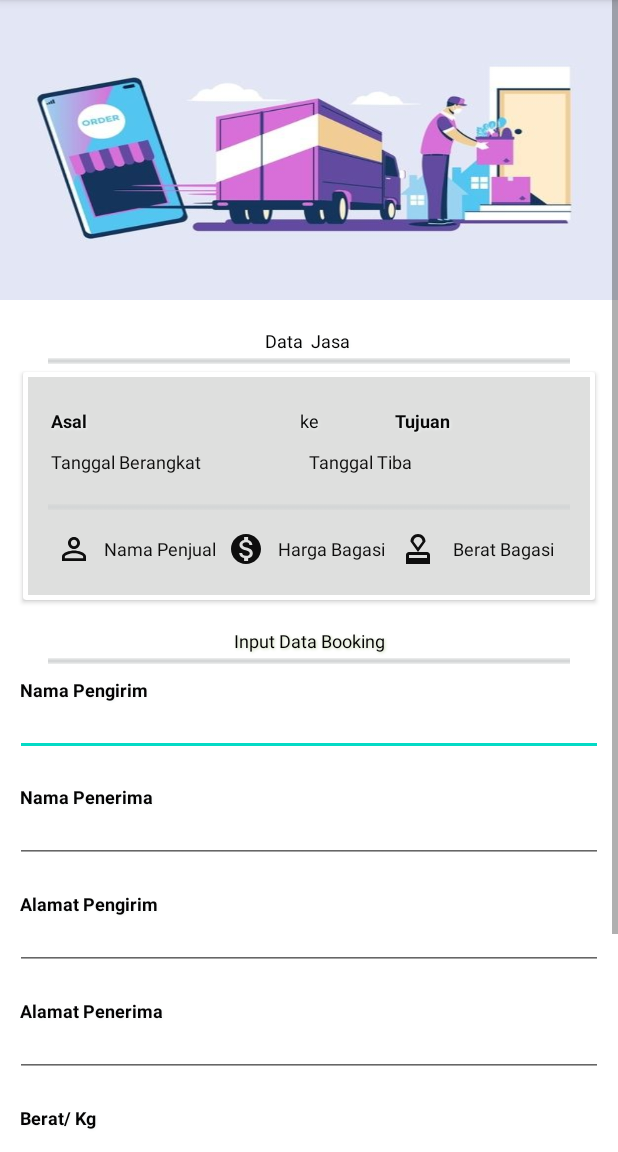
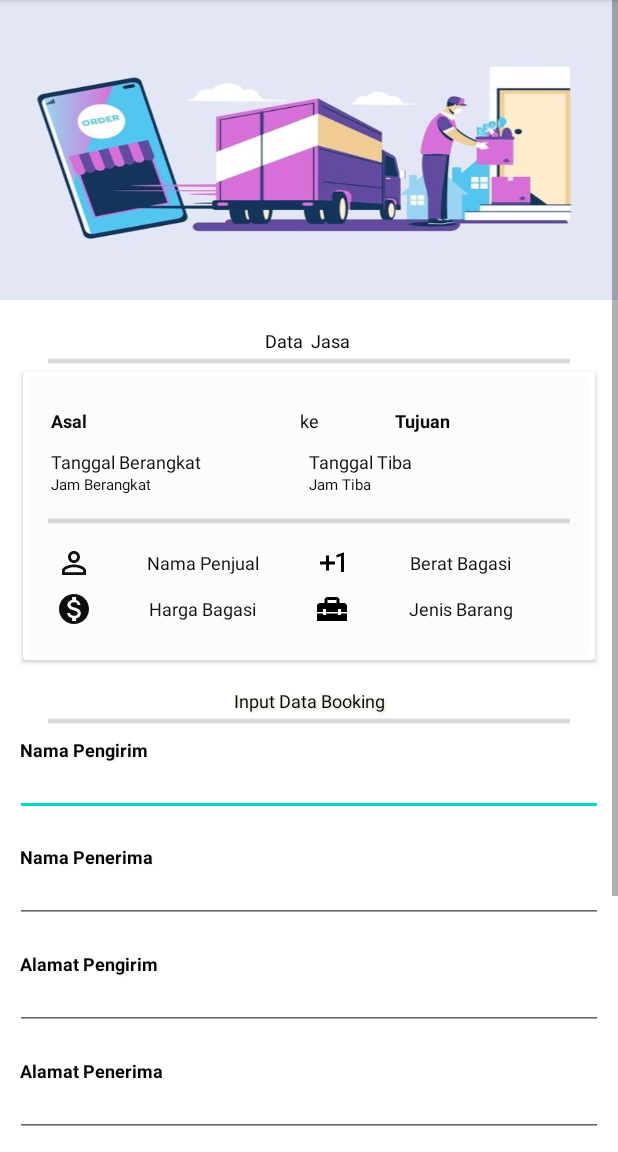
Before and after one commit to CindoddCindy/LuggagesForSeller, an Android app: the InputBookingActivity screen opened directly, with no data from a screen before it, on a phone screen of 412 x 824 dp, the part 84-1236 px from its top. Run offline under Robolectric (Android 15) with nearby library versions, the phone set to English and light mode, and no system bars.

Commit message:
tambha id order di input order

```diff
--- /dev/null
+++ b/_nitipAplicationPembeli/app/src/main/java/com/cindodcindy/nitippembeli/view/adapter/LuggAvAdapter.java
@@ -0,0 +1,33 @@
+package com.cindodcindy.nitippembeli.view.adapter;
+
+import android.view.View;
+import android.view.ViewGroup;
+
+import androidx.annotation.NonNull;
+import androidx.recyclerview.widget.RecyclerView;
+
+public class LuggAvAdapter extends RecyclerView.Adapter<LuggAvAdapter.LugChild> {
+
+    @NonNull
+    @Override
+    public LugChild onCreateViewHolder(@NonNull ViewGroup parent, int viewType) {
+        return null;
+    }
+
+    @Override
+    public void onBindViewHolder(@NonNull LugChild holder, int position) {
+
+    }
+
+    @Override
+    public int getItemCount() {
+        return 0;
+    }
+
+    public  class LugChild extends RecyclerView.ViewHolder{
+
+        public LugChild(@NonNull View itemView) {
+            super(itemView);
+        }
+    }
+}
--- a/_nitipAplicationPembeli/app/src/main/res/layout/activity_input_booking.xml
+++ b/_nitipAplicationPembeli/app/src/main/res/layout/activity_input_booking.xml
@@ -58,13 +58,14 @@
 
 
                 <androidx.cardview.widget.CardView
+                    android:id="@+id/cv_lugg_av"
                     app:cardMaxElevation="5dp"
                     android:layout_margin="5dp"
                     android:layout_width="match_parent"
                     android:layout_height="wrap_content"
                     app:cardElevation="2dp">
                     <LinearLayout
-                        android:background="#DEDFDE"
+                        android:background="@color/cardview_shadow_end_color"
                         android:layout_margin="3dp"
                         android:padding="10dp"
                         android:layout_width="match_parent"
@@ -77,6 +78,7 @@
                             android:layout_height="wrap_content"
                             android:orientation="horizontal">
                             <TextView
+                                android:id="@+id/id_tv_book_item_lugg_asal"
                                 android:layout_weight="1"
                                 android:shadowColor="#F1F5F6"
                                 android:shadowRadius="2"
@@ -113,6 +115,7 @@
 
                             </TextView>
                             <TextView
+                                android:id="@+id/tv_book_item_lugg_tujuan"
                                 android:layout_weight="1"
                                 android:shadowColor="#F1F5F6"
                                 android:shadowRadius="2"
@@ -140,10 +143,16 @@
                             android:layout_width="match_parent"
                             android:layout_height="wrap_content"
                             android:orientation="horizontal">
+                            <LinearLayout
+                                android:layout_width="match_parent"
+                                android:layout_height="wrap_content"
+                                android:orientation="vertical"
+                                android:layout_weight="1">
                                 <TextView
+                                    android:id="@+id/tv_book_item_lugg_tgal_going"
                                     android:layout_marginLeft="5dp"
                                     android:layout_weight="1"
-                                android:layout_marginBottom="10dp"
+                                    android:layout_marginBottom="0dp"
                                     android:textColor="#100F0F"
                                     android:layout_marginTop="5dp"
                                     android:textSize="12dp"
@@ -156,9 +165,39 @@
                                     >
 
                                 </TextView>
+
                                 <TextView
+                                    android:id="@+id/tv_book_item_lugg_time_going"
+                                    android:layout_marginLeft="5dp"
                                     android:layout_weight="1"
-                                android:layout_marginBottom="10dp"
+                                    android:layout_marginBottom="5dp"
+                                    android:textColor="#100F0F"
+                                    android:layout_marginTop="0dp"
+                                    android:textSize="10dp"
+                                    android:textStyle="normal"
+                                    android:gravity="left"
+                                    android:drawablePadding="5dp"
+                                    android:text="Jam Berangkat"
+                                    android:layout_width="match_parent"
+                                    android:layout_height="wrap_content"
+                                    >
+
+                                </TextView>
+
+
+
+
+                            </LinearLayout>
+
+                            <LinearLayout
+                                android:layout_width="match_parent"
+                                android:layout_height="wrap_content"
+                                android:orientation="vertical"
+                                android:layout_weight="1">
+                                <TextView
+                                    android:id="@+id/tv_book_item_lugg_tgal_arr"
+                                    android:layout_weight="1"
+                                    android:layout_marginBottom="0dp"
                                     android:textColor="#100F0F"
                                     android:layout_marginTop="5dp"
                                     android:textSize="12dp"
@@ -171,6 +210,28 @@
                                     >
 
                                 </TextView>
+
+                                <TextView
+                                    android:id="@+id/tv_book_item_lugg_time_arr"
+                                    android:layout_weight="1"
+                                    android:layout_marginBottom="5dp"
+                                    android:textColor="#100F0F"
+                                    android:layout_marginTop="0dp"
+                                    android:textSize="10dp"
+                                    android:textStyle="normal"
+                                    android:gravity="left"
+                                    android:drawablePadding="5dp"
+                                    android:text="Jam Tiba"
+                                    android:layout_width="match_parent"
+                                    android:layout_height="wrap_content"
+                                    >
+
+                                </TextView>
+
+
+
+                            </LinearLayout>
+
 
 
                         </LinearLayout>
@@ -192,7 +253,14 @@
                             android:layout_height="wrap_content"
                             android:orientation="horizontal">
 
+                            <LinearLayout
+                                android:layout_weight="1"
+                                android:layout_width="match_parent"
+                                android:layout_height="wrap_content"
+                                android:orientation="vertical">
+
                                 <TextView
+                                    android:id="@+id/tv_book_item_lugg_nama_seller"
                                     android:layout_margin="3dp"
                                     android:drawableLeft="@drawable/ic_baseline_perm_identity_24"
                                     android:layout_weight="1"
@@ -210,6 +278,7 @@
 
                                 </TextView>
                                 <TextView
+                                    android:id="@+id/tv_book_item_lugg_price"
                                     android:layout_margin="3dp"
                                     android:drawableLeft="@drawable/ic_baseline_monetization_on_24"
                                     android:layout_weight="1"
@@ -226,9 +295,19 @@
                                     >
 
                                 </TextView>
+
+
+                            </LinearLayout>
+
+                            <LinearLayout
+                                android:layout_weight="1"
+                                android:layout_width="match_parent"
+                                android:layout_height="wrap_content"
+                                android:orientation="vertical">
                                 <TextView
+                                    android:id="@+id/tv_book_item_lugg_height"
                                     android:layout_margin="3dp"
-                                android:drawableLeft="@drawable/ic_baseline_approval_24"
+                                    android:drawableLeft="@drawable/ic_baseline_exposure_plus_1_24"
                                     android:layout_weight="1"
                                     android:layout_marginBottom="10dp"
                                     android:textColor="#100F0F"
@@ -243,6 +322,31 @@
                                     >
 
                                 </TextView>
+
+                                <TextView
+                                    android:id="@+id/tv_book_item_lugg_type"
+                                    android:layout_margin="3dp"
+                                    android:drawableLeft="@drawable/ic_baseline_home_repair_service_24"
+                                    android:layout_weight="1"
+                                    android:layout_marginBottom="10dp"
+                                    android:textColor="#100F0F"
+                                    android:layout_marginTop="5dp"
+                                    android:textSize="12dp"
+                                    android:textStyle="normal"
+                                    android:gravity="center"
+                                    android:drawablePadding="5dp"
+                                    android:text="Jenis Barang"
+                                    android:layout_width="match_parent"
+                                    android:layout_height="wrap_content"
+                                    >
+
+                                </TextView>
+
+
+
+                            </LinearLayout>
+
+
 
 
 
@@ -299,6 +403,7 @@
                 </TextView>
 
                 <EditText
+                    android:id="@+id/et_book_by_nama_pengirim"
                     android:padding="3dp"
                     android:layout_marginBottom="10dp"
                     android:layout_marginTop="5dp"
@@ -331,6 +436,7 @@
                 </TextView>
 
                 <EditText
+                    android:id="@+id/et_book_by_nama_penerima"
                     android:padding="3dp"
                     android:layout_marginBottom="10dp"
                     android:layout_marginTop="5dp"
@@ -363,6 +469,7 @@
                 </TextView>
 
                 <EditText
+                    android:id="@+id/et_book_by_alamat_pengirim"
                     android:padding="3dp"
                     android:layout_marginBottom="10dp"
                     android:layout_marginTop="5dp"
@@ -395,6 +502,7 @@
                 </TextView>
 
                 <EditText
+                    android:id="@+id/et_book_by_alamat_penerima"
                     android:padding="3dp"
                     android:layout_marginBottom="10dp"
                     android:layout_marginTop="5dp"
@@ -427,6 +535,7 @@
                 </TextView>
 
                 <EditText
+                    android:id="@+id/et_book_by_berat_kg"
                     android:padding="3dp"
                     android:layout_marginBottom="10dp"
                     android:layout_marginTop="5dp"
@@ -459,6 +568,7 @@
                 </TextView>
 
                 <EditText
+                    android:id="@+id/et_book_by_jenis_barang"
                     android:padding="3dp"
                     android:layout_marginBottom="10dp"
                     android:layout_marginTop="5dp"
@@ -473,6 +583,7 @@
                 </EditText>
 
                 <TextView
+                    android:id="@+id/tv_book_by_btn_order"
                     android:layout_marginBottom="15dp"
                     android:layout_marginTop="10dp"
                     android:layout_marginLeft="10dp"
--- a/_nitipAplicationPembeli/app/src/main/res/layout/luggage_avaliable_item.xml
+++ b/_nitipAplicationPembeli/app/src/main/res/layout/luggage_avaliable_item.xml
@@ -6,6 +6,7 @@
     android:layout_height="wrap_content">
 
     <androidx.cardview.widget.CardView
+        android:id="@+id/cv_lugg_av"
         app:cardMaxElevation="5dp"
         android:layout_margin="5dp"
         android:layout_width="match_parent"
```
Lines whose indentation alone changed are shown as unchanged.
